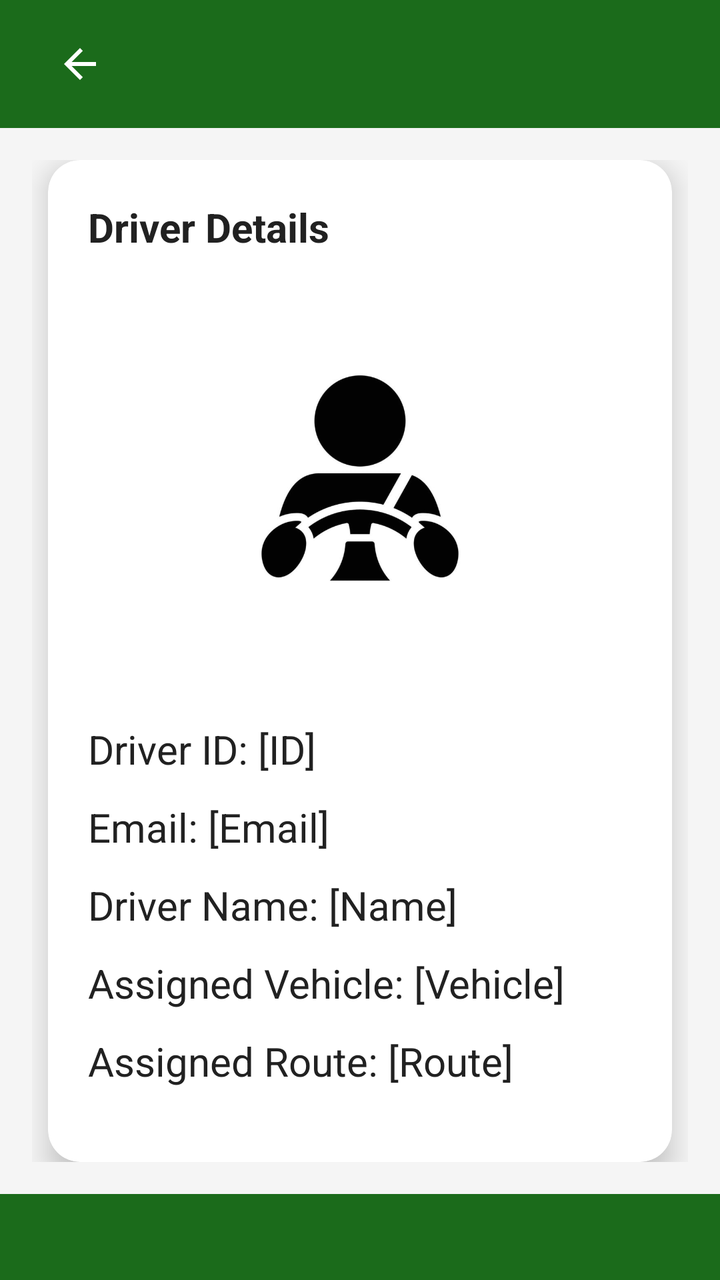
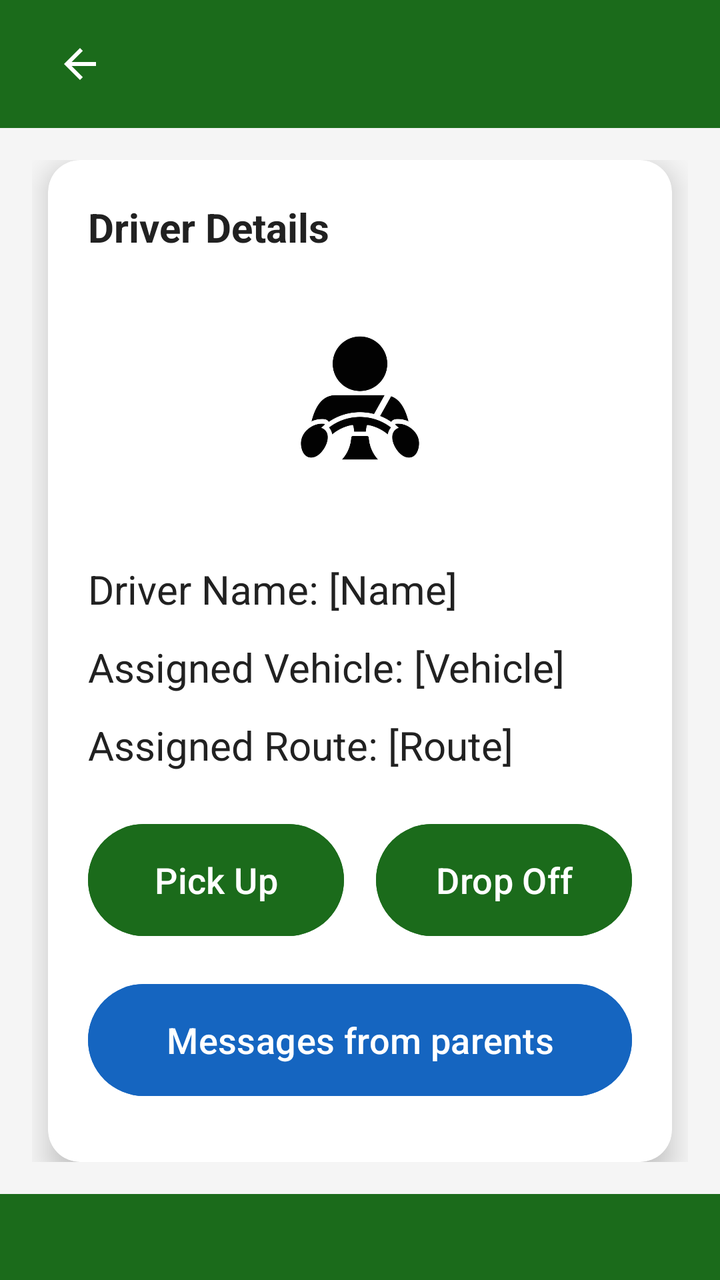

The first picture is an Android layout as it rendered before a commit; the second is the same layout after the commit. The layout source and the unified diff follow.
<!-- AndroidManifest.xml: application theme Theme.TransportApp -->
<!-- res/layout/activity_driver_landing.xml -->
<?xml version="1.0" encoding="utf-8"?>
<LinearLayout xmlns:android="http://schemas.android.com/apk/res/android"
    xmlns:app="http://schemas.android.com/apk/res-auto"
    android:id="@+id/main"
    android:layout_width="match_parent"
    android:layout_height="match_parent"
    android:background="@color/screen_background"
    android:orientation="vertical">

    
    <include
        layout="@layout/toolbar"
        android:layout_width="match_parent"
        android:layout_height="?attr/actionBarSize" />

    
    <LinearLayout
        android:layout_width="match_parent"
        android:layout_height="0dp"
        android:layout_weight="1"
        android:orientation="vertical"
        android:padding="16dp">

        
        <com.google.android.material.card.MaterialCardView
            android:layout_width="match_parent"
            android:layout_height="wrap_content"
            android:layout_marginHorizontal="8dp"
            app:cardCornerRadius="16dp"
            app:cardElevation="8dp"
            android:backgroundTint="@color/surface">

            <LinearLayout
                android:layout_width="match_parent"
                android:layout_height="wrap_content"
                android:orientation="vertical"
                android:padding="20dp">

                <TextView
                    android:layout_width="wrap_content"
                    android:layout_height="wrap_content"
                    android:paddingBottom="12dp"
                    android:text="@string/driver_details"
                    android:textColor="@color/text_primary"
                    android:textSize="20sp"
                    android:textStyle="bold" />

                <ImageView
                    android:contentDescription="@null"
                    android:id="@+id/driverImageView"
                    android:layout_width="200dp"
                    android:layout_height="200dp"
                    android:layout_gravity="center"
                    android:layout_marginBottom="16dp"
                    android:background="@drawable/circle_background"
                    android:src="@drawable/driver"
                    android:scaleType="centerCrop" />

                <TextView
                    android:id="@+id/driverIdTextView"
                    android:layout_width="match_parent"
                    android:layout_height="wrap_content"
                    android:paddingVertical="6dp"
                    android:text="@string/driver_id_id"
                    android:textColor="@color/text_primary"
                    android:textSize="20sp" />

                <TextView
                    android:id="@+id/driverEmailTextView"
                    android:layout_width="match_parent"
                    android:layout_height="wrap_content"
                    android:paddingVertical="6dp"
                    android:text="@string/email_email"
                    android:textColor="@color/text_primary"
                    android:textSize="20sp" />

                <TextView
                    android:id="@+id/driverNameTextView"
                    android:layout_width="match_parent"
                    android:layout_height="wrap_content"
                    android:paddingVertical="6dp"
                    android:text="@string/driver_name_name"
                    android:textColor="@color/text_primary"
                    android:textSize="20sp" />

                <TextView
                    android:id="@+id/vehicleTextView"
                    android:layout_width="match_parent"
                    android:layout_height="wrap_content"
                    android:paddingVertical="6dp"
                    android:text="@string/assigned_vehicle_vehicle"
                    android:textColor="@color/text_primary"
                    android:textSize="20sp"/>

                <TextView
                    android:id="@+id/routeTextView"
                    android:layout_width="match_parent"
                    android:layout_height="wrap_content"
                    android:paddingVertical="6dp"
                    android:text="@string/assigned_route_route"
                    android:textColor="@color/text_primary"
                    android:textSize="20sp" />

                <LinearLayout
                    android:layout_width="match_parent"
                    android:layout_height="wrap_content"
                    android:gravity="center"
                    android:orientation="horizontal"
                    android:paddingTop="16dp"
                    android:paddingBottom="8dp">

                    <Button
                        android:id="@+id/pickUpButton"
                        android:layout_width="0dp"
                        android:layout_height="wrap_content"
                        android:layout_weight="1"
                        android:layout_marginEnd="8dp"
                        android:backgroundTint="@color/green"
                        android:text="@string/pick_up"
                        android:textColor="@android:color/white" />

                    <Button
                        android:id="@+id/dropOffButton"
                        android:layout_width="0dp"
                        android:layout_height="wrap_content"
                        android:layout_weight="1"
                        android:layout_marginStart="8dp"
                        android:backgroundTint="@color/green"
                        android:text="@string/drop_off"
                        android:textColor="@android:color/white" />
                </LinearLayout>

                <Button
                    android:id="@+id/messagesButton"
                    android:layout_width="match_parent"
                    android:layout_height="wrap_content"
                    android:layout_marginTop="8dp"
                    android:backgroundTint="@color/blue"
                    android:text="@string/messages_from_parents"
                    android:textColor="@android:color/white" />

                
                <Button
                    android:id="@+id/sosButton"
                    android:layout_width="match_parent"
                    android:layout_height="64dp"
                    android:layout_marginTop="16dp"
                    android:backgroundTint="@color/error_red"
                    android:text="@string/sos_emergency"
                    android:textColor="@android:color/white"
                    android:textSize="20sp"
                    android:textStyle="bold" />
            </LinearLayout>
        </com.google.android.material.card.MaterialCardView>
    </LinearLayout>

    
    <include
        layout="@layout/footer"
        android:layout_width="match_parent"
        android:layout_height="wrap_content" />
</LinearLayout>
<!-- res/layout/toolbar.xml (included above) -->
<?xml version="1.0" encoding="utf-8"?>
<com.google.android.material.appbar.MaterialToolbar xmlns:android="http://schemas.android.com/apk/res/android"
    xmlns:app="http://schemas.android.com/apk/res-auto"
    android:id="@+id/toolbar"
    android:layout_width="match_parent"
    android:layout_height="?attr/actionBarSize"
    android:background="@color/green"
    android:elevation="4dp"
    android:theme="@style/ThemeOverlay.AppCompat.Dark.ActionBar">

    <ImageButton
        android:id="@+id/backButton"
        android:layout_width="48dp"
        android:layout_height="48dp"
        android:layout_marginStart="12dp"
        android:background="@null"
        android:contentDescription="@string/back_button_desc"
        android:src="@drawable/baseline_arrow_back_24"
        app:tint="@android:color/white" />

    <TextView
        android:id="@+id/toolbar_title"
        android:layout_width="wrap_content"
        android:layout_height="wrap_content"
        android:layout_gravity="center"
        android:textColor="@android:color/white"
        android:textSize="22sp"
        android:textStyle="bold" />

    
    <ImageButton
        android:id="@+id/signOutButton"
        android:layout_width="48dp"
        android:layout_height="48dp"
        android:layout_gravity="end"
        android:layout_marginEnd="8dp"
        android:background="?attr/selectableItemBackgroundBorderless"
        android:contentDescription="@string/sign_out"
        android:src="@drawable/baseline_logout_24"
        android:visibility="gone"
        app:tint="@android:color/white" />
</com.google.android.material.appbar.MaterialToolbar>
<!-- res/layout/footer.xml (included above) -->
<?xml version="1.0" encoding="utf-8"?>
<LinearLayout xmlns:android="http://schemas.android.com/apk/res/android"
    android:layout_width="match_parent"
    android:layout_height="wrap_content"
    android:background="@color/green"
    android:gravity="center"
    android:paddingVertical="12dp">

    <TextView
        android:id="@+id/footer_text"
        android:layout_width="wrap_content"
        android:layout_height="wrap_content"
        android:textColor="@android:color/white"
        android:textSize="14sp" />
</LinearLayout>
<!-- resources referenced by this layout -->
<resources>
  <color name="blue">#1565C0</color>
  <color name="error_red">#C62828</color>
  <color name="green">#1B6B1B</color>
  <color name="screen_background">#F5F5F5</color>
  <color name="surface">#FFFFFF</color>
  <color name="text_primary">#212121</color>
  <!-- drawable baseline_arrow_back_24 (drawable) -->
  <vector xmlns:android="http://schemas.android.com/apk/res/android" android:autoMirrored="true" android:height="24dp" android:tint="@color/text_secondary" android:viewportHeight="24" android:viewportWidth="24" android:width="24dp">
        
      <path android:fillColor="@android:color/white" android:pathData="M20,11H7.83l5.59,-5.59L12,4l-8,8 8,8 1.41,-1.41L7.83,13H20v-2z"/>
      
  </vector>
  <!-- drawable baseline_logout_24 (drawable) -->
  <vector xmlns:android="http://schemas.android.com/apk/res/android" android:autoMirrored="true" android:height="24dp" android:tint="@color/white" android:viewportHeight="24" android:viewportWidth="24" android:width="24dp">
      <path android:fillColor="@android:color/white" android:pathData="M17,7l-1.41,1.41L18.17,11H8v2h10.17l-2.58,2.58L17,17l5,-5zM4,5h8V3H4c-1.1,0 -2,0.9 -2,2v14c0,1.1 0.9,2 2,2h8v-2H4V5z"/>
  </vector>
  <!-- drawable circle_background (drawable) -->
  <?xml version="1.0" encoding="utf-8"?>
  <shape xmlns:android="http://schemas.android.com/apk/res/android"
      android:shape="oval">
      <solid android:color="@color/gray_light" />
  </shape>
  <!-- drawable driver: jpg bitmap (drawable, 13337 bytes) -->
  <string name="assigned_route_route">Assigned Route: [Route]</string>
  <string name="assigned_vehicle_vehicle">Assigned Vehicle: [Vehicle]</string>
  <string name="back_button_desc">Navigate back</string>
  <string name="driver_details">Driver Details</string>
  <string name="driver_id_id">Driver ID: [ID]</string>
  <string name="driver_name_name">Driver Name: [Name]</string>
  <string name="drop_off">Drop Off</string>
  <string name="email_email">Email: [Email]</string>
  <string name="messages_from_parents">Messages from parents</string>
  <string name="pick_up">Pick Up</string>
  <string name="sign_out">Sign out</string>
  <string name="sos_emergency">SOS - Emergency</string>
  <style name="Theme.TransportApp" parent="Base.Theme.TransportApp" />
  <color name="text_secondary">#616161</color>
  <color name="white">#FFFFFFFF</color>
  <color name="gray_light">#EEEEEE</color>
  <style name="Base.Theme.TransportApp" parent="Theme.Material3.DayNight.NoActionBar">
          
          <item name="colorPrimary">@color/green</item>
          <item name="colorOnPrimary">@color/white</item>
          <item name="colorSecondary">@color/accent_orange</item>
          <item name="colorOnSecondary">@color/white</item>
          
          <item name="materialCardViewStyle">@style/Widget.Material3.CardView.Elevated</item>
      </style>
  <color name="accent_orange">#B45309</color>
</resources>

<!-- the commit's change to res/layout/activity_driver_landing.xml (unified diff, before → after) -->
@@ -48,8 +48,8 @@
                 <ImageView
                     android:contentDescription="@null"
                     android:id="@+id/driverImageView"
-                    android:layout_width="200dp"
-                    android:layout_height="200dp"
+                    android:layout_width="120dp"
+                    android:layout_height="120dp"
                     android:layout_gravity="center"
                     android:layout_marginBottom="16dp"
                     android:background="@drawable/circle_background"
@@ -57,24 +57,6 @@
                     android:scaleType="centerCrop" />
 
                 <TextView
-                    android:id="@+id/driverIdTextView"
-                    android:layout_width="match_parent"
-                    android:layout_height="wrap_content"
-                    android:paddingVertical="6dp"
-                    android:text="@string/driver_id_id"
-                    android:textColor="@color/text_primary"
-                    android:textSize="20sp" />
-
-                <TextView
-                    android:id="@+id/driverEmailTextView"
-                    android:layout_width="match_parent"
-                    android:layout_height="wrap_content"
-                    android:paddingVertical="6dp"
-                    android:text="@string/email_email"
-                    android:textColor="@color/text_primary"
-                    android:textSize="20sp" />
-
-                <TextView
                     android:id="@+id/driverNameTextView"
                     android:layout_width="match_parent"
                     android:layout_height="wrap_content"
@@ -113,6 +95,8 @@
                         android:id="@+id/pickUpButton"
                         android:layout_width="0dp"
                         android:layout_height="wrap_content"
+                        android:minHeight="64dp"
+                        android:textSize="18sp"
                         android:layout_weight="1"
                         android:layout_marginEnd="8dp"
                         android:backgroundTint="@color/green"
@@ -123,6 +107,8 @@
                         android:id="@+id/dropOffButton"
                         android:layout_width="0dp"
                         android:layout_height="wrap_content"
+                        android:minHeight="64dp"
+                        android:textSize="18sp"
                         android:layout_weight="1"
                         android:layout_marginStart="8dp"
                         android:backgroundTint="@color/green"
@@ -134,6 +120,8 @@
                     android:id="@+id/messagesButton"
                     android:layout_width="match_parent"
                     android:layout_height="wrap_content"
+                    android:minHeight="64dp"
+                    android:textSize="18sp"
                     android:layout_marginTop="8dp"
                     android:backgroundTint="@color/blue"
                     android:text="@string/messages_from_parents"
<!-- resource entries referenced after the edit -->
@@ -27,10 +27,8 @@
   <string name="assigned_vehicle_vehicle">Assigned Vehicle: [Vehicle]</string>
   <string name="back_button_desc">Navigate back</string>
   <string name="driver_details">Driver Details</string>
-  <string name="driver_id_id">Driver ID: [ID]</string>
   <string name="driver_name_name">Driver Name: [Name]</string>
   <string name="drop_off">Drop Off</string>
-  <string name="email_email">Email: [Email]</string>
   <string name="messages_from_parents">Messages from parents</string>
   <string name="pick_up">Pick Up</string>
   <string name="sign_out">Sign out</string>
